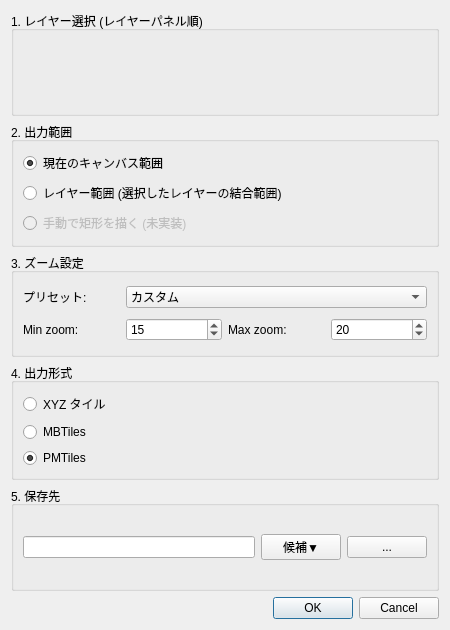
sato-dotcom/pmtiles_exporter_for_QGIS, file pmtiles_exporter_dialog_base.ui: the form before one commit.
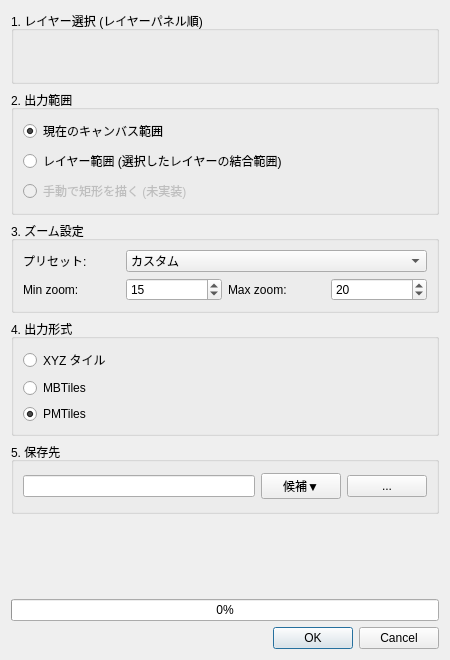
The form after the commit.

What changed in the file:
```diff
--- a/pmtiles_exporter_dialog_base.ui
+++ b/pmtiles_exporter_dialog_base.ui
@@ -7,7 +7,7 @@
     <x>0</x>
     <y>0</y>
     <width>450</width>
-    <height>630</height>
+    <height>660</height>
    </rect>
   </property>
   <property name="windowTitle">
@@ -195,6 +195,26 @@
      </layout>
     </widget>
    </item>
+   <item>
+    <widget class="QLabel" name="label_progress">
+     <property name="text">
+      <string/>
+     </property>
+     <property name="visible">
+      <bool>false</bool>
+     </property>
+    </widget>
+   </item>
+   <item>
+    <widget class="QProgressBar" name="progressBar">
+     <property name="value">
+      <number>0</number>
+     </property>
+     <property name="visible">
+      <bool>false</bool>
+     </property>
+    </widget>
+   </item>
    <item>
     <widget class="QDialogButtonBox" name="buttonBox">
      <property name="orientation">
```
Left out of the diff: 6 changed lines with no effect on the pictures.
